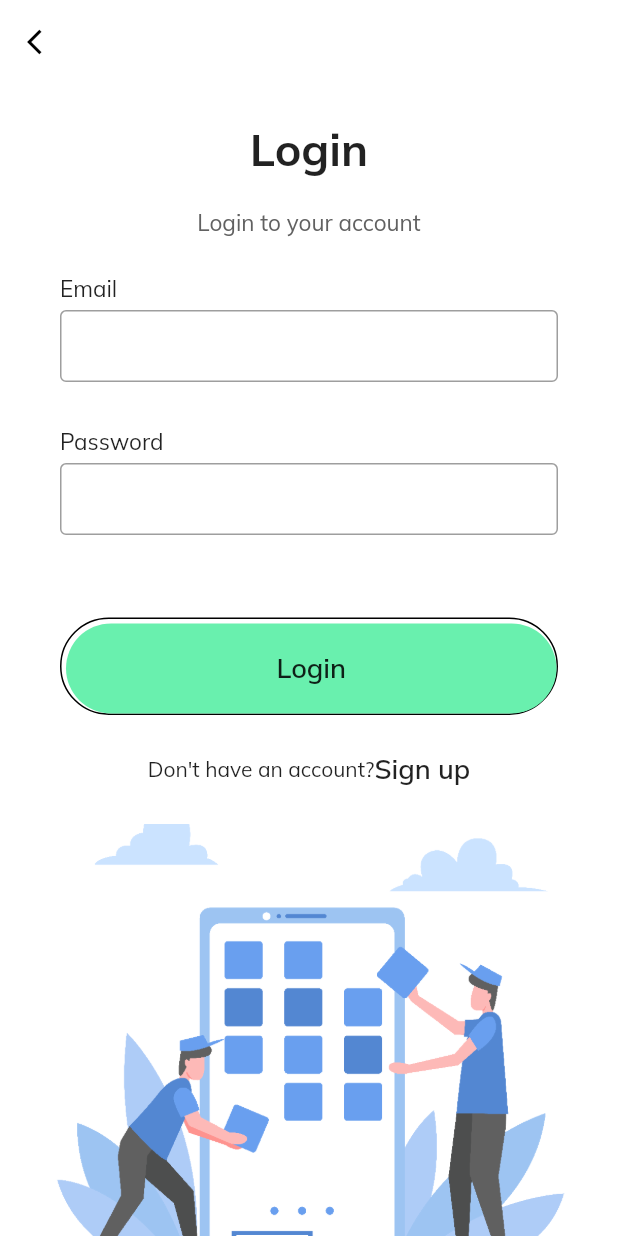
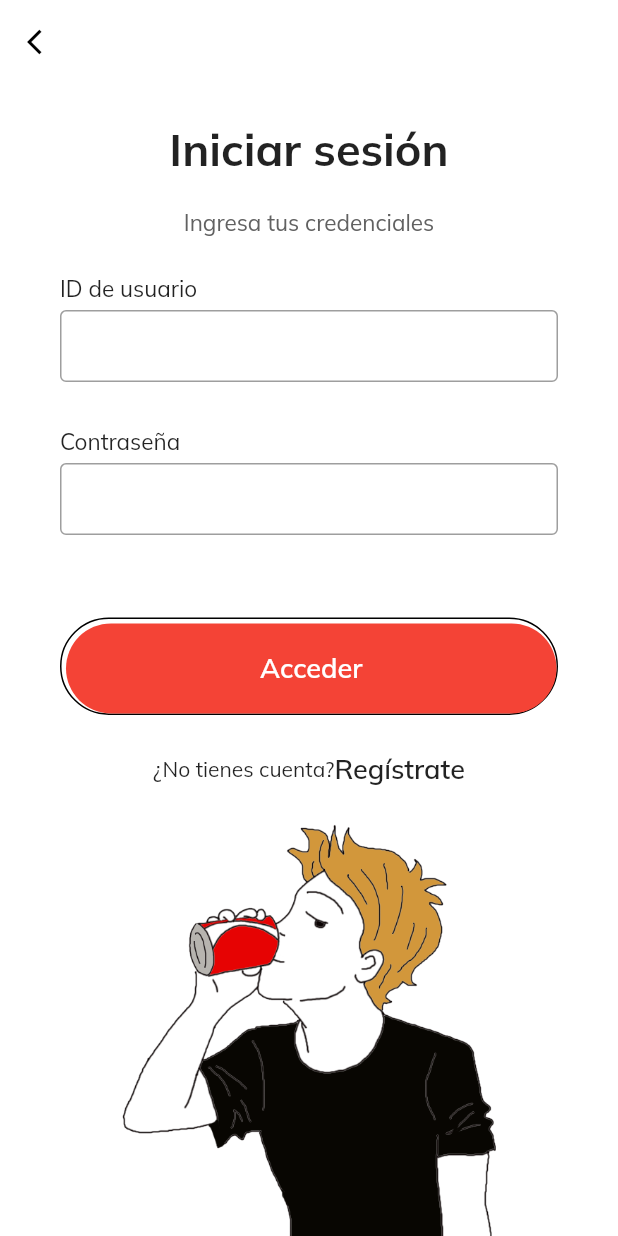
Before and after one commit to emiliohernandezdev/EnlatadosMGFlutter, a Flutter app: the screen it shows after launch, on a phone screen of 412 x 824 dp. Run offline on Flutter 3.47's test engine with Material 2 defaults, Android fonts, the phone set to English and light mode, and no system bars; our stand-ins replace google_fonts.

Commit message:
Se soluciona imagen que no se mostraba correctamente en el login

```diff
--- a/lib/Screens/Auth/Login.dart
+++ b/lib/Screens/Auth/Login.dart
@@ -34,7 +34,7 @@ class Login extends StatelessWidget {
                   Column(
                     children: <Widget>[
                       Text(
-                        "Login",
+                        "Iniciar sesión",
                         style: TextStyle(
                             fontSize: 30, fontWeight: FontWeight.bold),
                       ),
@@ -42,7 +42,7 @@ class Login extends StatelessWidget {
                         height: 20,
                       ),
                       Text(
-                        "Login to your account",
+                        "Ingresa tus credenciales",
                         style: TextStyle(fontSize: 15, color: Colors.grey[700]),
                       ),
                     ],
@@ -51,8 +51,8 @@ class Login extends StatelessWidget {
                     padding: EdgeInsets.symmetric(horizontal: 40),
                     child: Column(
                       children: <Widget>[
-                        makeInput(label: "Email"),
-                        makeInput(label: "Password", obscureText: true),
+                        makeInput(label: "ID de usuario"),
+                        makeInput(label: "Contraseña", obscureText: true),
                       ],
                     ),
                   ),
@@ -72,14 +72,16 @@ class Login extends StatelessWidget {
                         minWidth: double.infinity,
                         height: 60,
                         onPressed: () {},
-                        color: Colors.greenAccent,
+                        color: Colors.red,
                         elevation: 0,
                         shape: RoundedRectangleBorder(
                             borderRadius: BorderRadius.circular(50)),
                         child: Text(
-                          "Login",
+                          "Acceder",
                           style: TextStyle(
-                              fontWeight: FontWeight.w600, fontSize: 18),
+                              fontWeight: FontWeight.w600,
+                              fontSize: 18,
+                              color: Colors.white),
                         ),
                       ),
                     ),
@@ -87,9 +89,9 @@ class Login extends StatelessWidget {
                   Row(
                     mainAxisAlignment: MainAxisAlignment.center,
                     children: <Widget>[
-                      Text("Don't have an account?"),
+                      Text("¿No tienes cuenta?"),
                       Text(
-                        "Sign up",
+                        "Regístrate",
                         style: TextStyle(
                             fontWeight: FontWeight.w600, fontSize: 18),
                       ),
@@ -102,8 +104,8 @@ class Login extends StatelessWidget {
               height: MediaQuery.of(context).size.height / 3,
               decoration: BoxDecoration(
                   image: DecorationImage(
-                      image: AssetImage('assets/background.png'),
-                      fit: BoxFit.cover)),
+                      image: AssetImage('assets/man.png'),
+                      fit: BoxFit.fitHeight)),
             )
           ],
         ),
```
